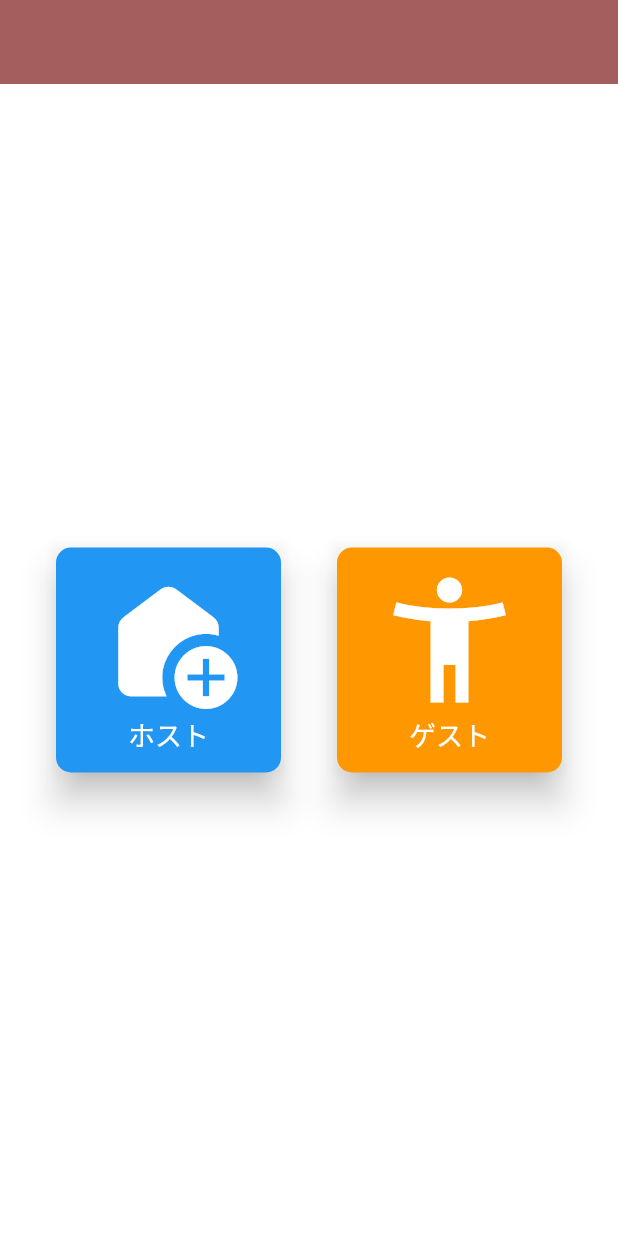
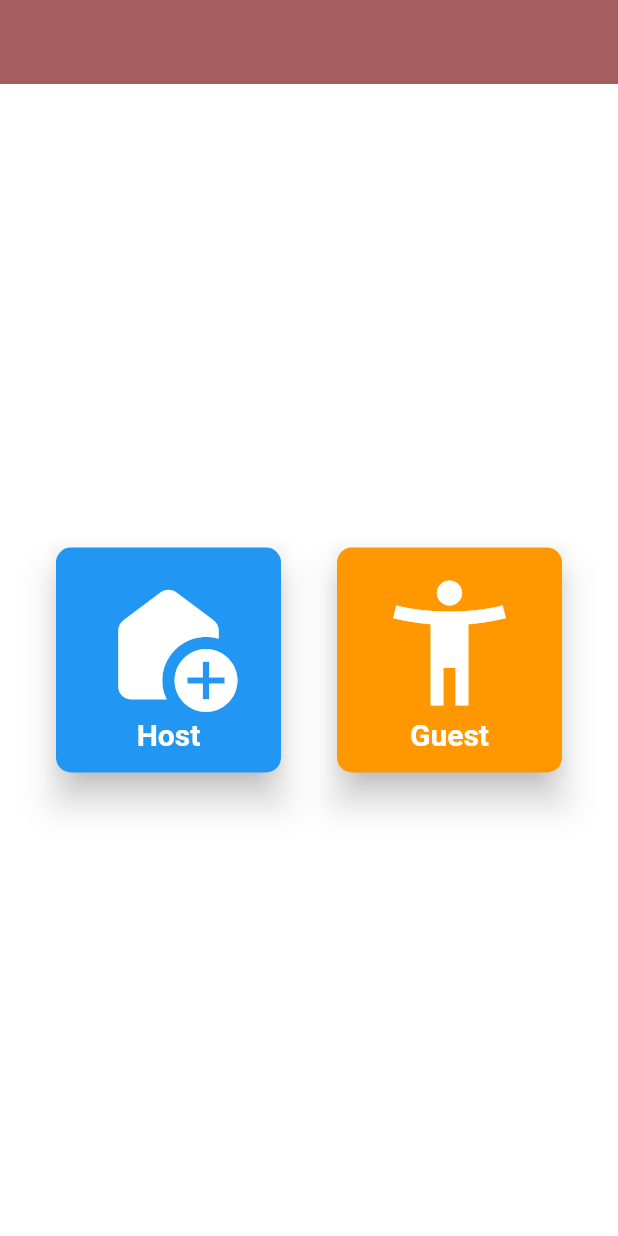
Before and after one commit to kmiki0/anonymous_question, a Flutter app: the screen it shows after launch, on a phone screen of 412 x 824 dp. Run offline on Flutter 3.47's test engine with Material 2 defaults, Android fonts, the phone set to English and light mode, and no system bars; Roboto replaces fonts that are missing (ZenKurenaido).

Commit message:
[Add] ZenKurenaido フォントを適応

```diff
--- a/lib/main.dart
+++ b/lib/main.dart
@@ -15,11 +15,13 @@ class MyApp extends StatelessWidget {
       debugShowCheckedModeBanner: false,
       title: 'Flutter Demo',
       theme: ThemeData(
-          appBarTheme: const AppBarTheme(
-        backgroundColor: Color.fromARGB(255, 164, 94, 94),
-        centerTitle: true,
-        elevation: 0,
-      )),
+        fontFamily: 'ZenKurenaido',
+        appBarTheme: const AppBarTheme(
+          backgroundColor: Color.fromARGB(255, 164, 94, 94),
+          centerTitle: true,
+          elevation: 0,
+        ),
+      ),
       home: const MyHomePage(title: 'Flutter Demo Home Page'),
     );
   }
@@ -79,8 +81,11 @@ class _MyHomePageState extends State<MyHomePage> {
                         size: 100,
                       ),
                       Text(
-                        'ホスト',
-                        style: TextStyle(color: Colors.white, fontSize: 18),
+                        'Host',
+                        style: TextStyle(
+                            color: Colors.white,
+                            fontSize: 20,
+                            fontWeight: FontWeight.w700),
                       )
                     ],
                   ),
@@ -109,8 +114,11 @@ class _MyHomePageState extends State<MyHomePage> {
                         color: Colors.white,
                         size: 100,
                       ),
-                      Text('ゲスト',
-                          style: TextStyle(color: Colors.white, fontSize: 18)),
+                      Text('Guest',
+                          style: TextStyle(
+                              color: Colors.white,
+                              fontSize: 20,
+                              fontWeight: FontWeight.w700)),
                     ],
                   ),
                 ),
```
Also changed, not shown: pubspec.yaml (+8 -0 lines), 1 other file.
